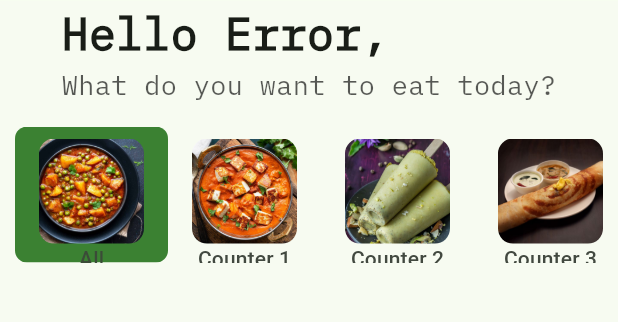
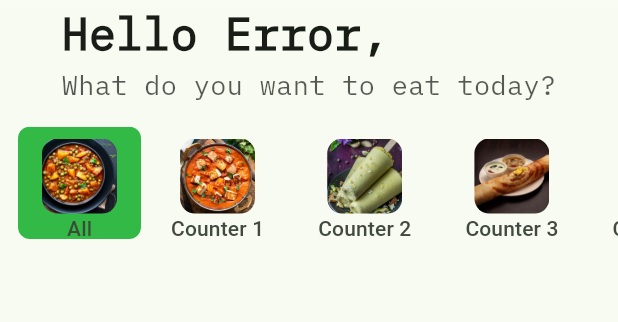
Before and after one commit to Cscreed3131/Silicon_Eats, a Flutter app: the screen it shows once a user with an empty profile is signed in, on a phone screen of 412 x 824 dp, the part 123-445 px from its top. Run offline on Flutter 3.47's test engine with Material 2 defaults, Android fonts, the phone set to English and light mode, and no system bars; our stand-ins replace cloud_firestore, firebase_auth, firebase_core, firebase_storage, flutter_riverpod, image_picker; accounts and stored records are empty.

Commit message:
minor changes

```diff
--- a/lib/main.dart
+++ b/lib/main.dart
@@ -12,6 +12,7 @@ import 'package:sorasummit/src/admin/screens/create_announcement_screen.dart';
 import 'package:sorasummit/src/auth/login_screen.dart';
 import 'package:sorasummit/src/auth/signup_screen.dart';
 import 'package:sorasummit/src/home/screens/announcement_screen.dart';
+import 'package:sorasummit/src/home/screens/cart_screen.dart';
 import 'package:sorasummit/src/home/screens/home_screen.dart';
 
 void main() async {
@@ -78,6 +79,7 @@ class MyApp extends ConsumerWidget {
         AddFoodItemScreen.routeName: (ctx) => const AddFoodItemScreen(),
         CreateAnnouncement.routeName: (ctx) => const CreateAnnouncement(),
         AnnouncementScreen.routeName: (ctx) => const AnnouncementScreen(),
+        CartScreen.routeName: (ctx) => const CartScreen(),
       },
     );
   }
--- a/lib/src/home/screens/home_screen.dart
+++ b/lib/src/home/screens/home_screen.dart
@@ -4,6 +4,7 @@ import 'package:flutter_riverpod/flutter_riverpod.dart';
 import 'package:sorasummit/providers/food_data_provider.dart';
 import 'package:sorasummit/providers/user_data_provider.dart';
 import 'package:sorasummit/src/home/screens/announcement_screen.dart';
+import 'package:sorasummit/src/home/screens/cart_screen.dart';
 import 'package:sorasummit/src/home/widgets/food_item_widget.dart';
 import 'package:sorasummit/src/home/widgets/profile_dialog_box.dart';
 
@@ -34,16 +35,16 @@ class _HomeScreenState extends ConsumerState<HomeScreen> {
 
   @override
   Widget build(BuildContext context) {
-    final height = MediaQuery.of(context).size.height;
-    final width = MediaQuery.of(context).size.width;
-    final font20 = height / 27.6;
+    final screenHeight = MediaQuery.of(context).size.height;
+    final screenWidth = MediaQuery.of(context).size.width;
+    final font20 = screenHeight / 27.6;
 
     final userNameFromProvider = ref.watch(userNameProvider);
     final foodItemDataProvider =
         ref.watch(foodItemNameAndSellingPriceAndImageProvider);
     return Scaffold(
       appBar: AppBar(
-        toolbarHeight: height * 0.1,
+        toolbarHeight: screenHeight * 0.1,
         backgroundColor: Theme.of(context).colorScheme.background,
         automaticallyImplyLeading: false,
         title: Text.rich(
@@ -84,7 +85,9 @@ class _HomeScreenState extends ConsumerState<HomeScreen> {
             icon: const Icon(Icons.fastfood),
             color: Colors.black87,
             iconSize: 30,
-            onPressed: () {},
+            onPressed: () {
+              Navigator.of(context).pushNamed(CartScreen.routeName);
+            },
           ),
           const ProfileDialogBox(),
         ],
@@ -130,7 +133,7 @@ class _HomeScreenState extends ConsumerState<HomeScreen> {
               height: 5,
             ),
             SizedBox(
-              height: height * 0.11,
+              height: screenHeight / 11,
               width: double.infinity,
               child: ListView.builder(
                 padding: const EdgeInsets.symmetric(horizontal: 10),
@@ -140,11 +143,14 @@ class _HomeScreenState extends ConsumerState<HomeScreen> {
                 addRepaintBoundaries: false,
                 itemBuilder: (context, index) {
                   return Padding(
-                    padding: const EdgeInsets.symmetric(horizontal: 0),
+                    padding: const EdgeInsets.symmetric(horizontal: 2),
                     child: FilterChip(
                       showCheckmark: false,
                       side: BorderSide.none,
-                      selectedColor: Theme.of(context).colorScheme.secondary,
+                      selectedColor: Theme.of(context)
+                          .colorScheme
+                          .onPrimary
+                          .withOpacity(0.9),
                       selected: selectedCategoryIndex == index,
                       onSelected: (bool value) {
                         setState(() {
@@ -154,8 +160,8 @@ class _HomeScreenState extends ConsumerState<HomeScreen> {
                       label: Column(
                         children: <Widget>[
                           SizedBox(
-                            height: 70, // Adjust this height as needed
-                            width: 70, // Adjust this width as needed
+                            height: 50, // Adjust this height as needed
+                            width: 50, // Adjust this width as needed
                             child: ClipRRect(
                               borderRadius: BorderRadius.circular(10),
                               child: Image.asset(
@@ -187,9 +193,9 @@ class _HomeScreenState extends ConsumerState<HomeScreen> {
                       listItem['category'] ==
                           categories[selectedCategoryIndex]) {
                     return FoodItemWidget(
-                      height: height,
+                      height: screenHeight,
                       listItem: listItem,
-                      width: width,
+                      width: screenWidth,
                       font20: font20,
                     );
                   } else {
```
Also changed, not shown: lib/src/home/screens/cart_screen.dart (added, +27 -0 lines), lib/src/home/widgets/food_item_widget.dart (+9 -13 lines).
